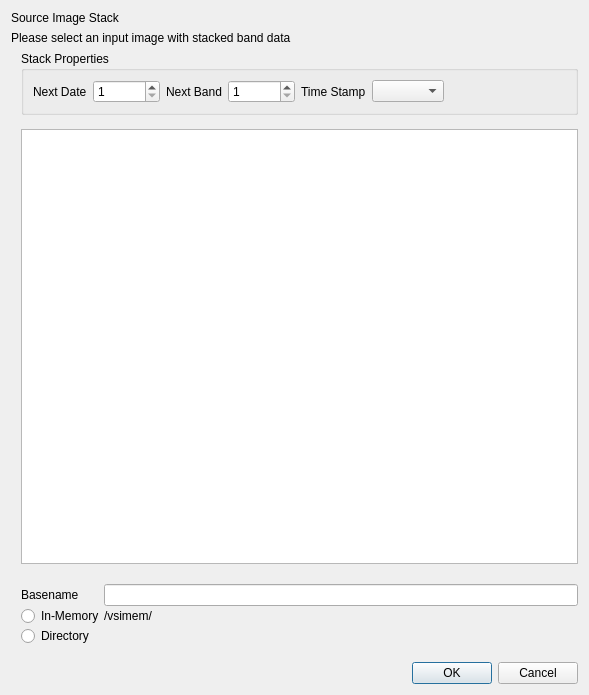
Before: the Qt Designer form timeseriesviewer/ui/stackedinputdatadialog.ui in jakimowb/eo-time-series-viewer, drawn with Qt 5.
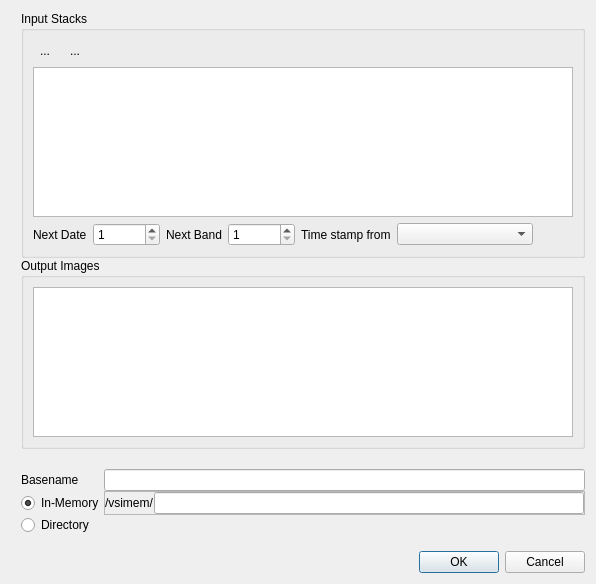
After: the same form once the commit is applied. Icons and pictures are not drawn. Custom widgets are drawn as their Qt base class.

Commit message: updated virtualrasters.py startet implementatino of stackedbandinput dialog and required classes

```diff
--- a/timeseriesviewer/ui/stackedinputdatadialog.ui
+++ b/timeseriesviewer/ui/stackedinputdatadialog.ui
@@ -6,45 +6,14 @@
    <rect>
     <x>0</x>
     <y>0</y>
-    <width>589</width>
-    <height>695</height>
+    <width>596</width>
+    <height>584</height>
    </rect>
   </property>
   <property name="windowTitle">
    <string>Dialog</string>
   </property>
   <layout class="QVBoxLayout" name="verticalLayout">
-   <item>
-    <layout class="QHBoxLayout" name="horizontalLayout">
-     <property name="topMargin">
-      <number>0</number>
-     </property>
-     <item>
-      <widget class="QLabel" name="label">
-       <property name="text">
-        <string>Source Image Stack</string>
-       </property>
-      </widget>
-     </item>
-     <item>
-      <widget class="QgsFileWidget" name="fileWidgetInput">
-       <property name="fileWidgetButtonVisible">
-        <bool>true</bool>
-       </property>
-       <property name="dialogTitle">
-        <string>Select stack image(s)</string>
-       </property>
-      </widget>
-     </item>
-    </layout>
-   </item>
-   <item>
-    <widget class="QLabel" name="label_2">
-     <property name="text">
-      <string>Please select an input image with stacked band data</string>
-     </property>
-    </widget>
-   </item>
    <item>
     <widget class="QFrame" name="frame">
      <property name="sizePolicy">
@@ -76,7 +45,7 @@
        <number>10</number>
       </property>
       <item>
-       <widget class="QgsCollapsibleGroupBox" name="gbInputSettings">
+       <widget class="QgsCollapsibleGroupBox" name="gbInputStacks">
         <property name="sizePolicy">
          <sizepolicy hsizetype="Preferred" vsizetype="Preferred">
           <horstretch>0</horstretch>
@@ -90,118 +59,166 @@
          </size>
         </property>
         <property name="title">
-         <string>Stack Properties</string>
+         <string>Input Stacks</string>
         </property>
         <property name="collapsed">
          <bool>false</bool>
         </property>
-        <layout class="QGridLayout" name="gridLayout">
-         <item row="1" column="1">
-          <widget class="QSpinBox" name="spNextDTG">
-           <property name="minimum">
-            <number>1</number>
+        <layout class="QVBoxLayout" name="verticalLayout_4">
+         <item>
+          <layout class="QHBoxLayout" name="horizontalLayout">
+           <property name="topMargin">
+            <number>0</number>
            </property>
-           <property name="maximum">
-            <number>999999</number>
-           </property>
-          </widget>
+           <item>
+            <widget class="QToolButton" name="btnAddSourceStack">
+             <property name="text">
+              <string>...</string>
+             </property>
+             <property name="autoRaise">
+              <bool>true</bool>
+             </property>
+            </widget>
+           </item>
+           <item>
+            <widget class="QToolButton" name="btnRemoveSourceStack">
+             <property name="text">
+              <string>...</string>
+             </property>
+             <property name="autoRaise">
+              <bool>true</bool>
+             </property>
+            </widget>
+           </item>
+           <item>
+            <spacer name="horizontalSpacer_2">
+             <property name="orientation">
+              <enum>Qt::Horizontal</enum>
+             </property>
+             <property name="sizeHint" stdset="0">
+              <size>
+               <width>40</width>
+               <height>20</height>
+              </size>
+             </property>
+            </spacer>
+           </item>
+          </layout>
          </item>
-         <item row="1" column="5">
-          <widget class="QLabel" name="label_4">
-           <property name="text">
-            <string>Time Stamp</string>
-           </property>
-          </widget>
+         <item>
+          <widget class="QTableView" name="tableViewSourceStacks"/>
          </item>
-         <item row="1" column="3">
-          <widget class="QSpinBox" name="spinBox">
-           <property name="minimum">
-            <number>1</number>
+         <item>
+          <layout class="QHBoxLayout" name="horizontalLayout_3">
+           <property name="topMargin">
+            <number>0</number>
            </property>
-           <property name="maximum">
-            <number>999999</number>
-           </property>
-          </widget>
+           <item>
+            <widget class="QLabel" name="label_3">
+             <property name="text">
+              <string>Next Date</string>
+             </property>
+            </widget>
+           </item>
+           <item>
+            <widget class="QSpinBox" name="spNextDTG">
+             <property name="minimum">
+              <number>1</number>
+             </property>
+             <property name="maximum">
+              <number>999999</number>
+             </property>
+            </widget>
+           </item>
+           <item>
+            <widget class="QLabel" name="sbNextBand">
+             <property name="text">
+              <string>Next Band</string>
+             </property>
+            </widget>
+           </item>
+           <item>
+            <widget class="QSpinBox" name="spinBox">
+             <property name="minimum">
+              <number>1</number>
+             </property>
+             <property name="maximum">
+              <number>999999</number>
+             </property>
+            </widget>
+           </item>
+           <item>
+            <widget class="QLabel" name="label_4">
+             <property name="text">
+              <string>Time stamp from</string>
+             </property>
+            </widget>
+           </item>
+           <item>
+            <widget class="QComboBox" name="cbDTGData">
+             <property name="sizePolicy">
+              <sizepolicy hsizetype="Preferred" vsizetype="Fixed">
+               <horstretch>2</horstretch>
+               <verstretch>0</verstretch>
+              </sizepolicy>
+             </property>
+            </widget>
+           </item>
+           <item>
+            <spacer name="horizontalSpacer">
+             <property name="orientation">
+              <enum>Qt::Horizontal</enum>
+             </property>
+             <property name="sizeHint" stdset="0">
+              <size>
+               <width>40</width>
+               <height>20</height>
+              </size>
+             </property>
+            </spacer>
+           </item>
+          </layout>
          </item>
-         <item row="1" column="6">
-          <widget class="QComboBox" name="cbDTGData"/>
-         </item>
-         <item row="1" column="0">
-          <widget class="QLabel" name="label_3">
-           <property name="text">
-            <string>Next Date</string>
-           </property>
-          </widget>
-         </item>
-         <item row="1" column="7">
-          <spacer name="horizontalSpacer">
-           <property name="orientation">
-            <enum>Qt::Horizontal</enum>
-           </property>
-           <property name="sizeHint" stdset="0">
-            <size>
-             <width>40</width>
-             <height>20</height>
-            </size>
-           </property>
-          </spacer>
-         </item>
-         <item row="1" column="2">
-          <widget class="QLabel" name="sbNextBand">
-           <property name="text">
-            <string>Next Band</string>
-           </property>
-          </widget>
-         </item>
         </layout>
        </widget>
       </item>
       <item>
-       <widget class="QLabel" name="label_7">
-        <property name="text">
-         <string>&lt;Input Stack Summary&gt;</string>
+       <widget class="QgsCollapsibleGroupBox" name="gbOutputImages">
+        <property name="title">
+         <string>Output Images</string>
         </property>
+        <property name="collapsed">
+         <bool>false</bool>
+        </property>
+        <layout class="QVBoxLayout" name="verticalLayout_3">
+         <item>
+          <widget class="QTableView" name="tableViewOutputImages"/>
+         </item>
+        </layout>
        </widget>
       </item>
-      <item>
-       <widget class="QTableView" name="tableView"/>
-      </item>
       <item>
        <layout class="QGridLayout" name="gridLayout_2">
         <property name="topMargin">
          <number>20</number>
         </property>
-        <item row="2" column="1">
-         <widget class="QgsFileWidget" name="fileWidgetOutputdir">
-          <property name="dialogTitle">
-           <string>Select output directory</string>
-          </property>
-         </widget>
-        </item>
-        <item row="1" column="1">
-         <widget class="QLabel" name="label_5">
-          <property name="text">
-           <string>/vsimem/</string>
-          </property>
-         </widget>
-        </item>
-        <item row="2" column="0">
+        <item row="3" column="0">
          <widget class="QRadioButton" name="radioButton">
           <property name="text">
            <string>Directory</string>
           </property>
          </widget>
         </item>
-        <item row="1" column="0">
+        <item row="2" column="0">
          <widget class="QRadioButton" name="radioButton_2">
           <property name="text">
            <string>In-Memory</string>
           </property>
+          <property name="checked">
+           <bool>true</bool>
+          </property>
          </widget>
         </item>
-        <item row="0" column="1">
-         <widget class="QLineEdit" name="lineEdit"/>
-        </item>
         <item row="0" column="0">
          <widget class="QLabel" name="label_6">
           <property name="text">
@@ -209,6 +226,53 @@
           </property>
          </widget>
         </item>
+        <item row="2" column="1">
+         <widget class="QFrame" name="frameInMemoryPath">
+          <property name="frameShape">
+           <enum>QFrame::StyledPanel</enum>
+          </property>
+          <property name="frameShadow">
+           <enum>QFrame::Raised</enum>
+          </property>
+          <layout class="QHBoxLayout" name="horizontalLayout_2">
+           <property name="spacing">
+            <number>0</number>
+           </property>
+           <property name="leftMargin">
+            <number>0</number>
+           </property>
+           <property name="topMargin">
+            <number>0</number>
+           </property>
+           <property name="rightMargin">
+            <number>0</number>
+           </property>
+           <property name="bottomMargin">
+            <number>0</number>
+           </property>
+           <item>
+            <widget class="QLabel" name="label_5">
+             <property name="text">
+              <string>/vsimem/</string>
+             </property>
+            </widget>
+           </item>
+           <item>
+            <widget class="QLineEdit" name="tbInMemoryPath"/>
+           </item>
+          </layout>
+         </widget>
+        </item>
+        <item row="0" column="1">
+         <widget class="QLineEdit" name="lineEdit"/>
+        </item>
+        <item row="3" column="1">
+         <widget class="QgsFileWidget" name="fileWidgetOutputdir">
+          <property name="dialogTitle">
+           <string>Select output directory</string>
+          </property>
+         </widget>
+        </item>
        </layout>
       </item>
      </layout>
@@ -225,6 +289,24 @@
     </widget>
    </item>
   </layout>
+  <action name="actionAddSourceStack">
+   <property name="icon">
+    <iconset resource="resources.qrc">
+     <normaloff>:/timeseriesviewer/icons/mActionAddRasterLayer.svg</normaloff>:/timeseriesviewer/icons/mActionAddRasterLayer.svg</iconset>
+   </property>
+   <property name="text">
+    <string>AddSourceStack</string>
+   </property>
+  </action>
+  <action name="actionRemoveSourceStack">
+   <property name="icon">
+    <iconset resource="resources.qrc">
+     <normaloff>:/timeseriesviewer/icons/mActionRemoveTSD.svg</normaloff>:/timeseriesviewer/icons/mActionRemoveTSD.svg</iconset>
+   </property>
+   <property name="text">
+    <string>removeSourceStack</string>
+   </property>
+  </action>
  </widget>
  <customwidgets>
   <customwidget>
```
Left out of the diff: 44 changed lines with no effect on the pictures. The commit also changes 5 other files.
